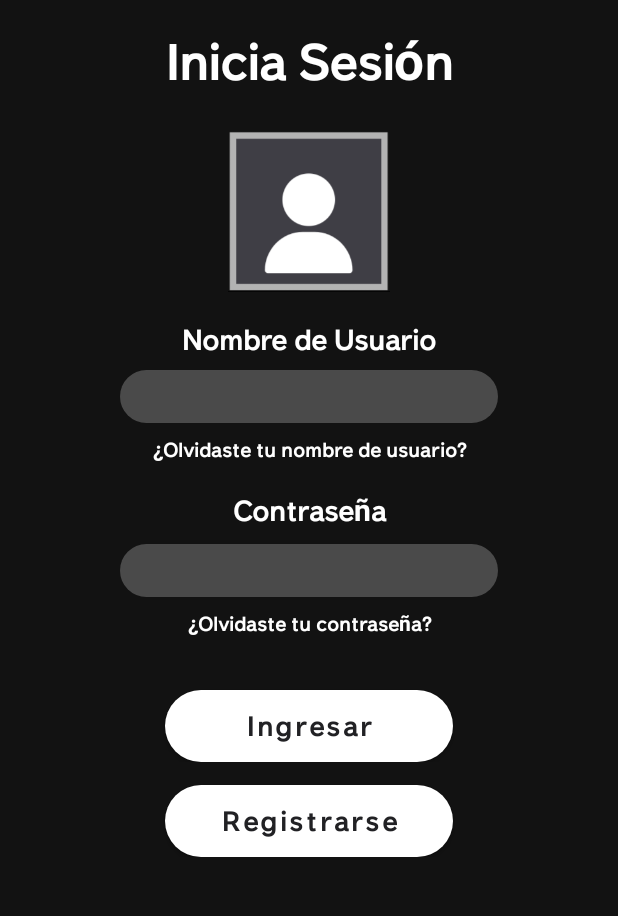
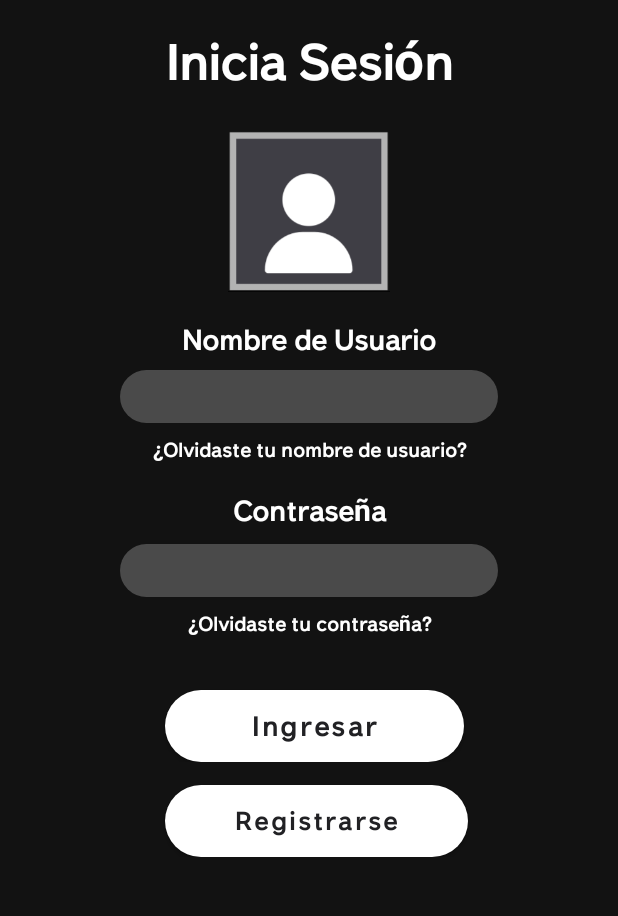
Before and after one commit to yairmc/Reel_ProyectoMoviles, an Android app: the screen it shows after launch (iniciar_sesion), on a phone screen of 412 x 824 dp, the part 132-1048 px from its top. Run offline under Robolectric (Android 15) with nearby library versions, the phone set to English and light mode, and no system bars.

Commit message:
Se agregaron el layout iniciar sesion y los drawables round button además se corrigió el error de las fuentes de letra

```diff
--- a/app/src/main/res/layout/activity_iniciar_sesion.xml
+++ b/app/src/main/res/layout/activity_iniciar_sesion.xml
@@ -156,7 +156,7 @@
         android:layout_height="wrap_content">
 
         <Button
-            android:layout_width="match_parent"
+            android:layout_width="199dp"
             android:layout_height="wrap_content"
             android:layout_marginLeft="110dp"
             android:layout_marginTop="35dp"
@@ -164,10 +164,10 @@
             android:background="@drawable/round_button_dos"
             android:fontFamily="@font/littera_regular"
             android:text="Ingresar"
+            android:textAllCaps="false"
+            android:textColor="@color/black_buttons"
             android:textSize="19dp"
-            android:textStyle="bold"
-            android:textAllCaps="false"
-            android:textColor="@color/black_buttons" />
+            android:textStyle="bold" />
     </LinearLayout>
 
     <LinearLayout
@@ -175,7 +175,7 @@
         android:layout_height="wrap_content">
 
         <Button
-            android:layout_width="match_parent"
+            android:layout_width="202dp"
             android:layout_height="wrap_content"
             android:layout_marginLeft="110dp"
             android:layout_marginTop="15dp"
@@ -183,10 +183,10 @@
             android:background="@drawable/round_button_dos"
             android:fontFamily="@font/littera_regular"
             android:text="Registrarse"
-            android:textStyle="bold"
-            android:textSize="19dp"
             android:textAllCaps="false"
-            android:textColor="@color/black_buttons" />
+            android:textColor="@color/black_buttons"
+            android:textSize="18dp"
+            android:textStyle="bold" />
     </LinearLayout>
 
 </LinearLayout>
```
